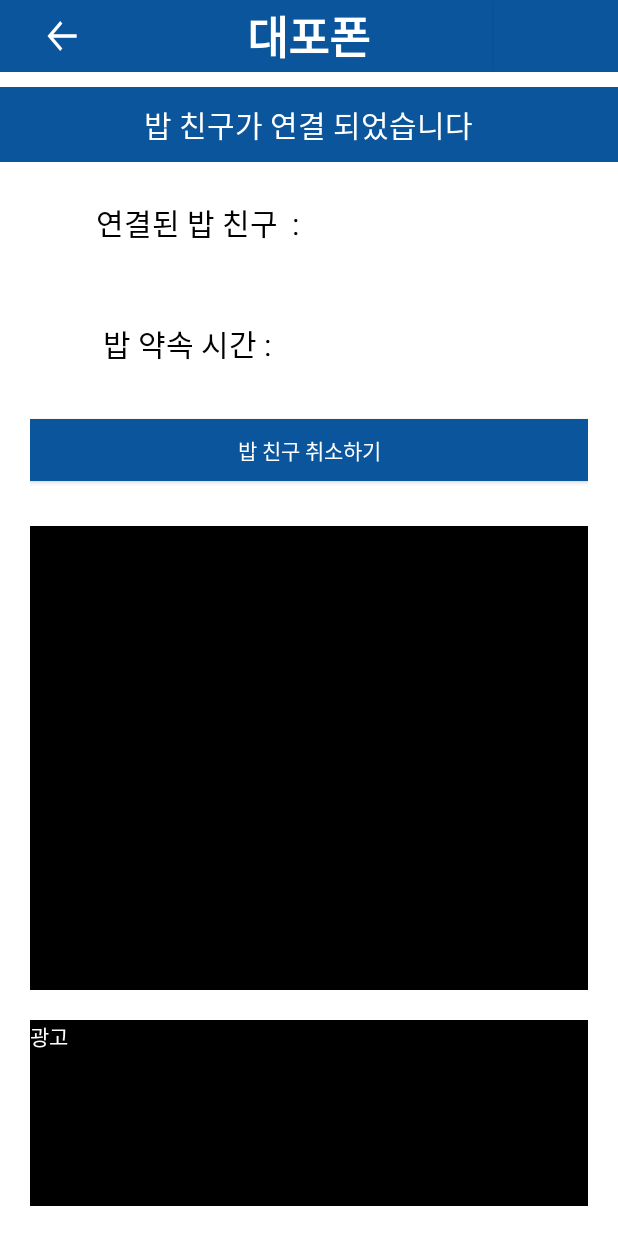
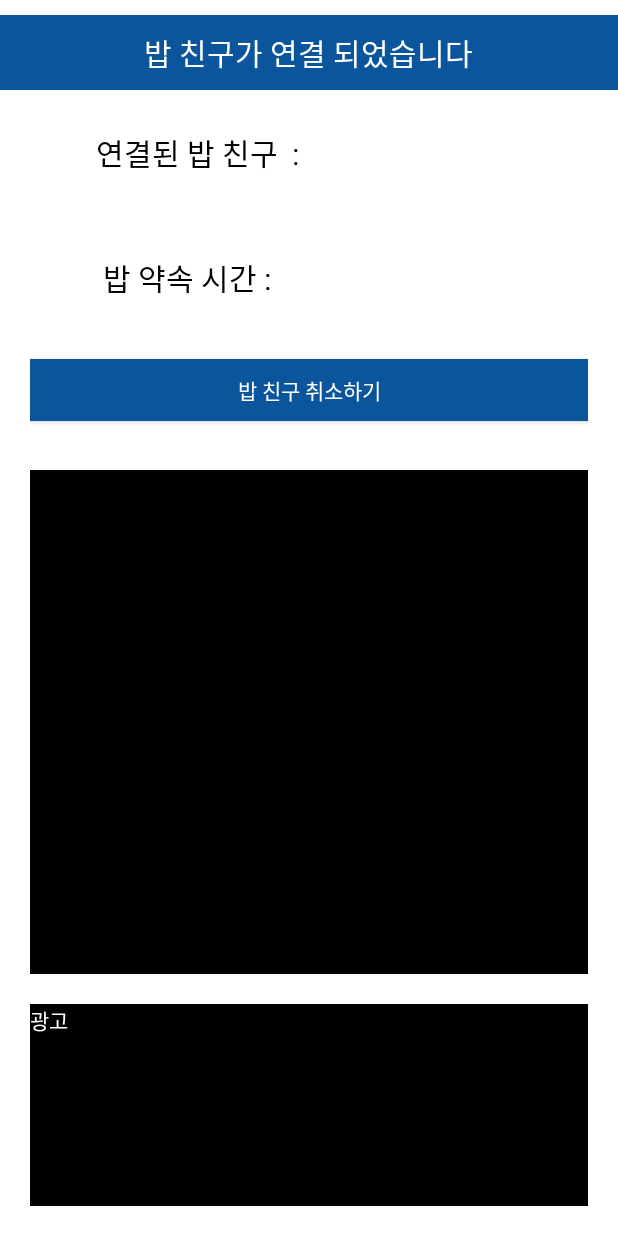
Before and after one commit to SEJUNLIM/DKU_DowTech_2022, an Android app: the BabpickresultActivity screen opened directly, with no data from a screen before it, on a phone screen of 412 x 824 dp. Run offline under Robolectric (Android 15) with nearby library versions, the light colour scheme and no system bars.

Commit message:
2022/11/24 1

```diff
--- a/app/src/main/java/com/example/dku_dow_dpp/Babpickresult2Activity.java
+++ b/app/src/main/java/com/example/dku_dow_dpp/Babpickresult2Activity.java
@@ -40,7 +40,7 @@ public class Babpickresult2Activity extends AppCompatActivity {
 
     public void onBackPressed() {
         super.onBackPressed();
-        String myroom_id = current_id;
+        String myroom_id = BabpickmakingActivity.current_id;
         DocumentReference productRef = db.collection("babpick").document("식당별").collection(food).document(myroom_id);
 
         if(productRef != null) {
@@ -77,9 +77,6 @@ public class Babpickresult2Activity extends AppCompatActivity {
         place = findViewById(R.id.place);
         place.setImageResource(iResId);
 
-        backbtn = findViewById(R.id.button);
-        backbtn.setOnClickListener(view -> onBackPressed());
-
         returnbtn = findViewById(R.id.return_btn);
         returnbtn.setOnClickListener(new View.OnClickListener() {
             @Override
--- a/app/src/main/java/com/example/dku_dow_dpp/BabpickresultActivity.java
+++ b/app/src/main/java/com/example/dku_dow_dpp/BabpickresultActivity.java
@@ -39,9 +39,6 @@ public class BabpickresultActivity extends AppCompatActivity {
         tv_time = findViewById(R.id.timetext);
         tv_time.setText(time);
 
-        backbtn = findViewById(R.id.button);
-        backbtn.setOnClickListener(view -> onBackPressed());
-
         eng_name = getstr.getStringExtra("eng_name");
         int iResId = getResources().getIdentifier( "@drawable/"+eng_name, "drawable", this.getPackageName() );
         place = findViewById(R.id.place);
--- a/app/src/main/res/layout/activity_babpickresult.xml
+++ b/app/src/main/res/layout/activity_babpickresult.xml
@@ -6,46 +6,6 @@
     android:layout_height="match_parent"
     android:orientation="vertical"
     tools:context=".MainActivity">
-
-    <LinearLayout
-        android:layout_width="match_parent"
-        android:layout_height="wrap_content"
-        android:background="@color/main"
-        android:orientation="horizontal"
-        >
-
-        <android.widget.ImageButton
-            android:id="@+id/button"
-            android:layout_width="0dp"
-            android:layout_height="wrap_content"
-            android:layout_gravity="center"
-            android:layout_weight="1"
-            android:background="@color/main"
-            android:contentDescription="@string/bottom_sheet_behavior"
-            android:padding="10dp"
-            android:src="@drawable/back_arrow_resize"
-            android:text="" />
-
-        <TextView
-            android:id="@+id/textView"
-            android:layout_width="0dp"
-            android:layout_height="wrap_content"
-            android:layout_gravity="center"
-            android:layout_weight="3"
-            android:gravity="center"
-            android:text="대포폰"
-            android:textColor="@color/white"
-            android:textSize="30sp"
-            android:textStyle="bold" />
-
-        <android.widget.Button
-            android:id="@+id/notButton"
-            android:layout_width="0dp"
-            android:layout_height="wrap_content"
-            android:layout_weight="1"
-            android:background="@color/main"
-            android:text="" />
-    </LinearLayout>
 
     <LinearLayout
         android:layout_width="match_parent"
```
Also changed, not shown: app/src/main/java/com/example/dku_dow_dpp/BabpickmakingActivity.java (+15 -3 lines), app/src/main/res/layout/activity_babpickresult2.xml (+0 -40 lines).
